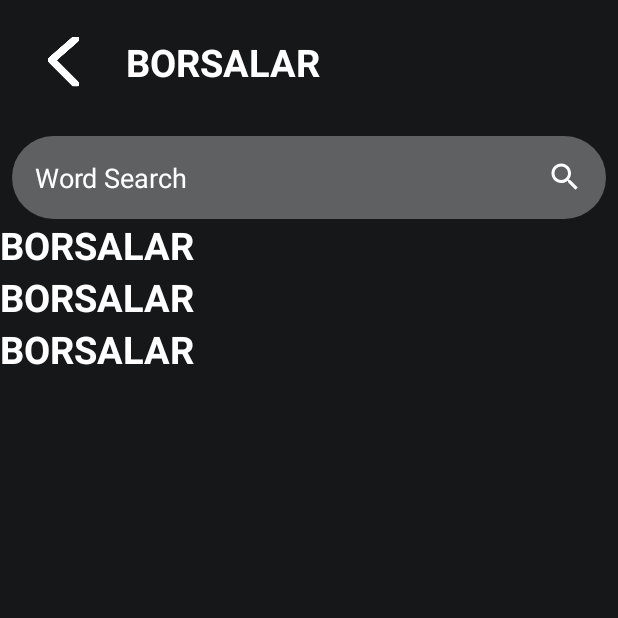
After one commit to berkbektas1/Kripto101, an Android app: the EducationActivity screen opened directly, with no data from a screen before it, on a phone screen of 412 x 824 dp, the top half of it. The commit adds this screen. Run offline under Robolectric (Android 15) with nearby library versions, the phone set to English and light mode, and no system bars; libraries missing offline, so code that uses them is left out: com.makeramen.roundedimageview.

Commit message:
design değişmeden öncesi

```diff
--- a/app/src/main/AndroidManifest.xml
+++ b/app/src/main/AndroidManifest.xml
@@ -11,7 +11,8 @@
         android:screenOrientation="portrait"
         android:supportsRtl="true"
         android:theme="@style/AppTheme">
-        <activity android:name=".Activities.ForgotActivity"/>
+        <activity android:name=".Activities.EducationActivity"></activity>
+        <activity android:name=".Activities.ForgotActivity" />
         <activity android:name=".Activities.ProfileActivity" />
         <activity android:name=".Activities.MainActivity" />
         <activity android:name=".Activities.RegisterActivity" />
--- /dev/null
+++ b/app/src/main/java/com/example/kripto101/Activities/EducationActivity.java
@@ -0,0 +1,88 @@
+package com.example.kripto101.Activities;
+
+import androidx.appcompat.app.AppCompatActivity;
+import androidx.recyclerview.widget.GridLayoutManager;
+import androidx.recyclerview.widget.LinearLayoutManager;
+import androidx.recyclerview.widget.RecyclerView;
+
+import android.os.Bundle;
+import android.text.Editable;
+import android.text.TextWatcher;
+import android.view.View;
+import android.widget.EditText;
+import android.widget.SearchView;
+
+import com.example.kripto101.Adapters.WordsAdapter;
+import com.example.kripto101.Models.WordsModel;
+import com.example.kripto101.R;
+
+import java.util.ArrayList;
+
+public class EducationActivity extends AppCompatActivity {
+
+    private RecyclerView mRecyclerView;
+    private WordsAdapter mWordsAdapter;
+    private ArrayList<WordsModel> mWordsList;
+    private EditText searchView;
+
+    @Override
+    protected void onCreate(Bundle savedInstanceState) {
+        super.onCreate(savedInstanceState);
+        setContentView(R.layout.activity_education);
+
+
+        // Eğitimler
+        mRecyclerView = findViewById(R.id.recyclerviewWords);
+        searchView =  findViewById(R.id.searchView);
+        mRecyclerView.setHasFixedSize(true);
+        mRecyclerView.setLayoutManager(new LinearLayoutManager(this));
+
+
+        // tanımlama
+        mWordsList = new ArrayList<>();
+        mWordsList.add(new WordsModel("Temel Kavramlar", "Seviye 1"));
+        mWordsList.add(new WordsModel("Tedede ", "Seviye 1"));
+        mWordsList.add(new WordsModel("Tededaedea", "Seviye 1"));
+        mWordsList.add(new WordsModel("Teadaar3", "Seviye 1"));
+        mWordsList.add(new WordsModel("Teaddasramlar4", "Seviye 1"));
+        mWordsList.add(new WordsModel("Teservramlar5", "Seviye 1"));
+
+
+        mWordsAdapter = new WordsAdapter(EducationActivity.this,mWordsList);
+        GridLayoutManager gridLayoutManager = new GridLayoutManager(getApplicationContext(),1,GridLayoutManager.VERTICAL,false);
+
+        mRecyclerView.setLayoutManager(gridLayoutManager);
+        mRecyclerView.setAdapter(mWordsAdapter);
+
+
+
+        searchView.setMaxWidth(Integer.MAX_VALUE);
+        searchView.addTextChangedListener(new TextWatcher() {
+            @Override
+            public void beforeTextChanged(CharSequence charSequence, int i, int i1, int i2) {
+
+            }
+
+            @Override
+            public void onTextChanged(CharSequence charSequence, int i, int i1, int i2) {
+                mWordsAdapter.getFilter().filter(charSequence);
+                System.out.println(charSequence);
+                mRecyclerView.setVisibility(View.VISIBLE);
+                if (charSequence.length()==0){
+                    mRecyclerView.setVisibility(View.GONE);
+                }
+
+            }
+
+            @Override
+            public void afterTextChanged(Editable editable) {
+
+            }
+
+        });
+
+
+
+    }
+
+}
--- a/app/src/main/java/com/example/kripto101/Adapters/SliderAdapter.java
+++ b/app/src/main/java/com/example/kripto101/Adapters/SliderAdapter.java
@@ -69,8 +69,6 @@ public class SliderAdapter extends RecyclerView.Adapter<SliderAdapter.SliderView
                 @Override
                 public void onClick(View view) {
 
-                    System.out.println(sliderItem.getLink());
-                    /*Intent browserIntent = new Intent(Intent.ACTION_VIEW, Uri.parse(sliderItem.getLink()));*/
                     clickedListener.onPictureClicked(getAdapterPosition());
 
 
--- a/app/src/main/java/com/example/kripto101/ClickedListener.java
+++ b/app/src/main/java/com/example/kripto101/ClickedListener.java
@@ -2,4 +2,5 @@ package com.example.kripto101;
 
 public interface ClickedListener {
     void onPictureClicked(int position);
+    void onEducationClicked(int position);
 }
--- /dev/null
+++ b/app/src/main/java/com/example/kripto101/Models/WordsModel.java
@@ -0,0 +1,23 @@
+package com.example.kripto101.Models;
+
+public class WordsModel {
+    private String word;
+    private String level;
+
+    public WordsModel(){
+
+    }
+
+    public WordsModel(String word, String level) {
+        this.word = word;
+        this.level = level;
+    }
+
+    public String getWord() {
+        return word;
+    }
+
+    public String getLevel() {
+        return level;
+    }
+}
--- /dev/null
+++ b/app/src/main/res/drawable/ic_search.xml
@@ -0,0 +1,9 @@
+<vector xmlns:android="http://schemas.android.com/apk/res/android"
+        android:width="24dp"
+        android:height="24dp"
+        android:viewportWidth="24.0"
+        android:viewportHeight="24.0">
+    <path
+        android:fillColor="#FFFFFF"
+        android:pathData="M15.5,14h-0.79l-0.28,-0.27C15.41,12.59 16,11.11 16,9.5 16,5.91 13.09,3 9.5,3S3,5.91 3,9.5 5.91,16 9.5,16c1.61,0 3.09,-0.59 4.23,-1.57l0.27,0.28v0.79l5,4.99L20.49,19l-4.99,-5zM9.5,14C7.01,14 5,11.99 5,9.5S7.01,5 9.5,5 14,7.01 14,9.5 11.99,14 9.5,14z"/>
+</vector>
--- /dev/null
+++ b/app/src/main/res/layout/activity_education.xml
@@ -0,0 +1,141 @@
+<?xml version="1.0" encoding="utf-8"?>
+<androidx.constraintlayout.widget.ConstraintLayout xmlns:android="http://schemas.android.com/apk/res/android"
+    xmlns:app="http://schemas.android.com/apk/res-auto"
+    xmlns:tools="http://schemas.android.com/tools"
+    android:layout_width="match_parent"
+    android:layout_height="match_parent"
+    android:background="@color/colorBackground"
+    tools:context=".Activities.EducationActivity">
+
+    <androidx.constraintlayout.widget.ConstraintLayout
+        android:id="@+id/container1"
+        android:layout_width="match_parent"
+        android:layout_height="0dp"
+        android:orientation="horizontal"
+        app:layout_constraintHeight_percent="0.1"
+        app:layout_constraintTop_toTopOf="parent"
+        app:layout_constraintStart_toStartOf="parent"
+        app:layout_constraintEnd_toEndOf="parent">
+
+        <ImageView
+            android:id="@+id/buttonBack"
+            android:layout_width="wrap_content"
+            android:layout_height="wrap_content"
+            android:src="@drawable/ic_back"
+            android:layout_margin="20dp"
+            android:padding="12dp"
+            app:layout_constraintWidth_percent="0.25"
+            app:layout_constraintTop_toTopOf="@id/container1"
+            app:layout_constraintStart_toStartOf="parent"
+            app:layout_constraintBottom_toBottomOf="@id/container1"/>
+
+        <TextView
+            android:id="@+id/title"
+            android:layout_width="0dp"
+            android:layout_height="wrap_content"
+            android:text="BORSALAR"
+            android:textColor="@color/white"
+            android:textSize="25sp"
+            android:textStyle="bold"
+            app:layout_constraintBottom_toBottomOf="@id/container1"
+            app:layout_constraintEnd_toEndOf="parent"
+            app:layout_constraintStart_toEndOf="@+id/buttonBack"
+            app:layout_constraintTop_toTopOf="@id/container1"
+            app:layout_constraintWidth_percent="0.75" />
+
+    </androidx.constraintlayout.widget.ConstraintLayout>
+
+
+    <androidx.constraintlayout.widget.ConstraintLayout
+        android:id="@+id/container3"
+        android:layout_width="match_parent"
+        android:layout_height="wrap_content"
+        app:layout_constraintTop_toBottomOf="@id/container1"
+        app:layout_constraintStart_toStartOf="parent"
+        app:layout_constraintEnd_toEndOf="parent">
+        <EditText
+            android:id="@+id/searchView"
+            android:layout_width="match_parent"
+            android:layout_height="0dp"
+            android:background="@drawable/background_for_input"
+            android:importantForAutofill="no"
+            android:hint="Word Search"
+            android:drawableRight="@drawable/ic_search"
+            android:inputType="text"
+            android:layout_margin="8dp"
+            android:textColor="@color/white"
+            android:textColorHint="@color/colorWhite"
+            android:padding="15dp"
+            app:layout_constraintTop_toTopOf="parent"
+            app:layout_constraintStart_toStartOf="parent"
+            app:layout_constraintEnd_toEndOf="parent"
+            />
+
+        <androidx.recyclerview.widget.RecyclerView
+            android:id="@+id/recyclerviewWords"
+            android:layout_width="match_parent"
+            android:layout_height="150dp"
+            android:layout_margin="15dp"
+            android:visibility="gone"
+            app:layout_constraintEnd_toEndOf="parent"
+            app:layout_constraintStart_toStartOf="parent"
+            app:layout_constraintTop_toBottomOf="@id/searchView" />
+
+
+
+
+    </androidx.constraintlayout.widget.ConstraintLayout>
+
+    <androidx.constraintlayout.widget.ConstraintLayout
+        android:layout_width="match_parent"
+        android:layout_height="0dp"
+        app:layout_constraintTop_toBottomOf="@id/container3"
+        app:layout_constraintStart_toStartOf="parent"
+        app:layout_constraintEnd_toEndOf="parent"
+        app:layout_constraintBottom_toBottomOf="parent">
+
+        <TextView
+            android:id="@+id/title1"
+            android:layout_width="match_parent"
+            android:layout_height="wrap_content"
+            android:text="BORSALAR"
+            android:textColor="@color/white"
+            android:textSize="25sp"
+            android:textStyle="bold"
+            app:layout_constraintEnd_toEndOf="parent"
+            app:layout_constraintStart_toStartOf="parent"
+            app:layout_constraintTop_toTopOf="parent" />
+        <TextView
+            android:id="@+id/title2"
+            android:layout_width="match_parent"
+            android:layout_height="wrap_content"
+            android:text="BORSALAR"
+            android:textColor="@color/white"
+            android:textSize="25sp"
+            android:textStyle="bold"
+            app:layout_constraintEnd_toEndOf="parent"
+            app:layout_constraintStart_toStartOf="parent"
+            app:layout_constraintTop_toBottomOf="@id/title1"/>
+        <TextView
+            android:id="@+id/title3"
+            android:layout_width="match_parent"
+            android:layout_height="wrap_content"
+            android:text="BORSALAR"
+            android:textColor="@color/white"
+            android:textSize="25sp"
+            android:textStyle="bold"
+            app:layout_constraintEnd_toEndOf="parent"
+            app:layout_constraintStart_toStartOf="parent"
+            app:layout_constraintTop_toBottomOf="@id/title2"/>
+
+    </androidx.constraintlayout.widget.ConstraintLayout>
+
+
+
+
+
+
+
+
+
+</androidx.constraintlayout.widget.ConstraintLayout>
--- a/app/src/main/res/layout/activity_forgot.xml
+++ b/app/src/main/res/layout/activity_forgot.xml
@@ -89,7 +89,7 @@
         <EditText
             android:id="@+id/inputEmail"
             android:layout_width="match_parent"
-            android:layout_height="45dp"
+            android:layout_height="0dp"
             android:imeOptions="actionNext"
             android:importantForAutofill="no"
             android:inputType="textEmailAddress"
@@ -100,8 +100,7 @@
             android:layout_marginLeft="42dp"
             android:layout_marginRight="42dp"
             android:layout_marginTop="23dp"
-            android:paddingStart="15dp"
-            android:paddingEnd="15dp"
+            android:padding="10dp"
             app:layout_constraintTop_toBottomOf="@id/textForgot2"/>
 
         <Button
```
Also changed, not shown: app/src/main/java/com/example/kripto101/Activities/MainActivity.java (+16 -8 lines), app/src/main/java/com/example/kripto101/Adapters/EducationsAdapter.java (+28 -1 lines), app/src/main/java/com/example/kripto101/Adapters/WordsAdapter.java (added, +111 -0 lines), app/src/main/res/layout/activity_login.xml (+4 -6 lines), app/src/main/res/layout/activity_register.xml (+6 -9 lines), app/src/main/res/layout/custom_card_words.xml (added, +40 -0 lines).
